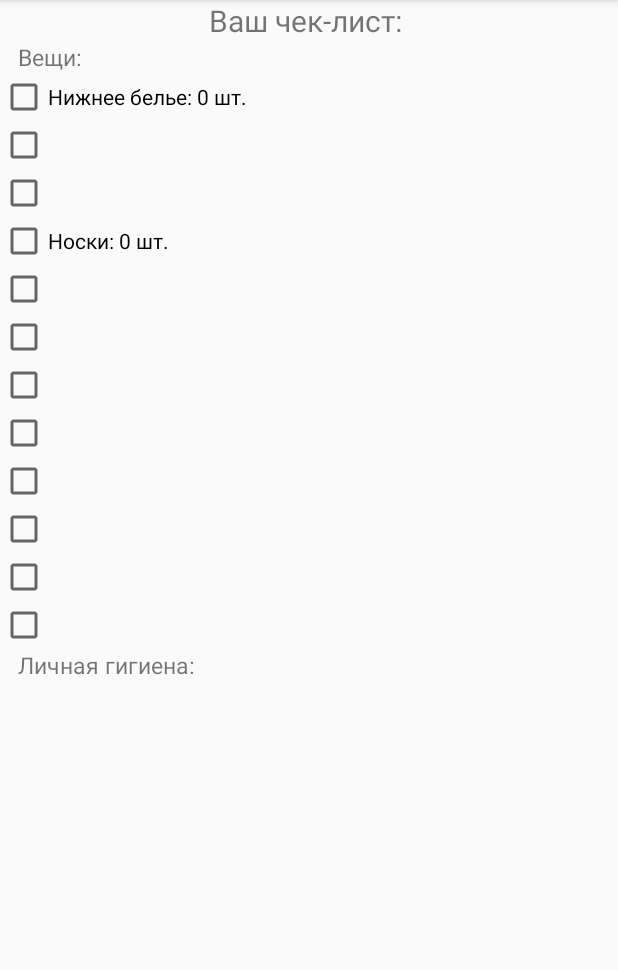
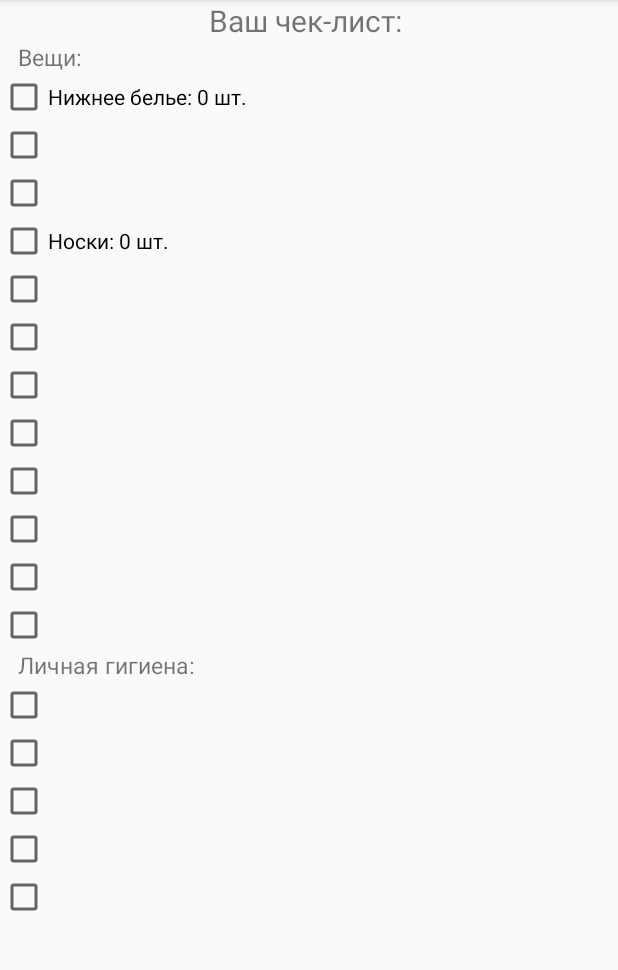
Before and after one commit to 0SouthBoss0/IT, an Android app: the Result screen opened directly, with no data from a screen before it, on a phone screen of 412 x 824 dp, the part 84-1054 px from its top. Run offline under Robolectric (Android 15) with nearby library versions, the phone set to English and light mode, and no system bars; 4 statements that could not run were skipped.

Commit message:
0,75 finish clothes

```diff
--- a/app/src/main/res/layout/result.xml
+++ b/app/src/main/res/layout/result.xml
@@ -107,6 +107,36 @@
 
             android:text="   Личная гигиена:"
             android:textSize="15sp" />
+        <CheckBox
+            android:id="@+id/dop6"
+            android:layout_width="wrap_content"
+            android:layout_height="wrap_content"
+            android:text="" />
+
+        <CheckBox
+            android:id="@+id/dop7"
+            android:layout_width="wrap_content"
+            android:layout_height="wrap_content"
+            android:text="" />
+
+        <CheckBox
+            android:id="@+id/dop8"
+            android:layout_width="wrap_content"
+            android:layout_height="wrap_content"
+            android:text="" />
+
+        <CheckBox
+            android:id="@+id/dop9"
+            android:layout_width="wrap_content"
+            android:layout_height="wrap_content"
+            android:text="" />
+
+        <CheckBox
+            android:id="@+id/dop10"
+            android:layout_width="wrap_content"
+            android:layout_height="wrap_content"
+            android:text="" />
+
 
     </LinearLayout>
 </ScrollView>
```
Also changed, not shown: app/src/main/java/com/example/samsunghomework/Result.java (+121 -9 lines).
